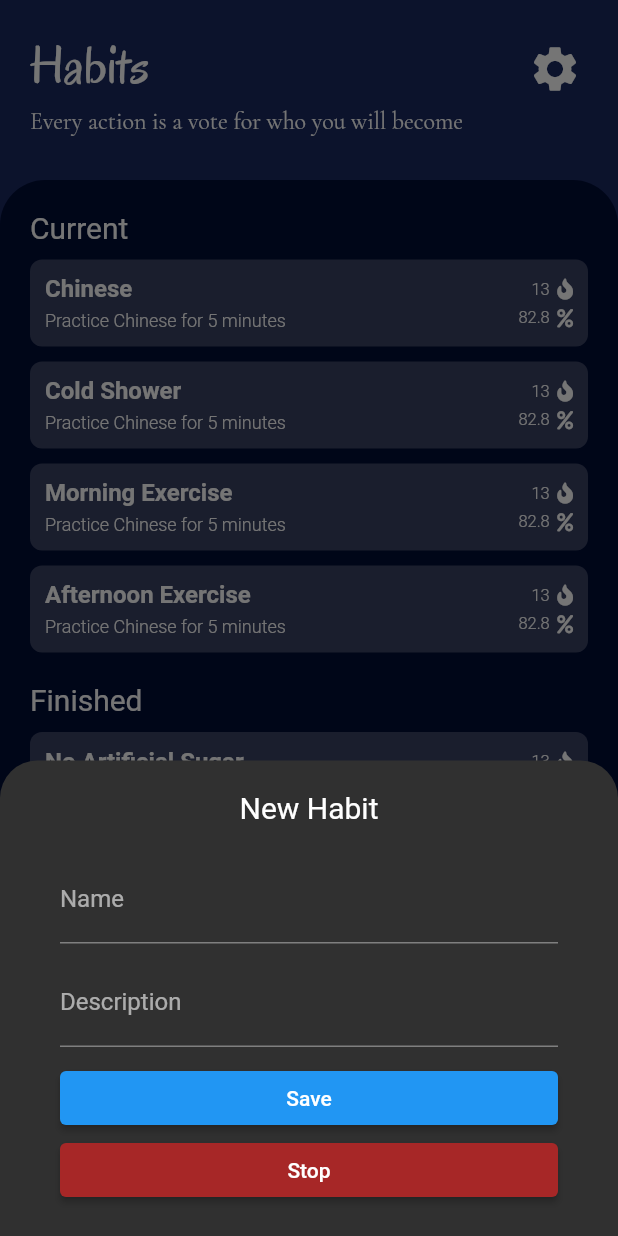
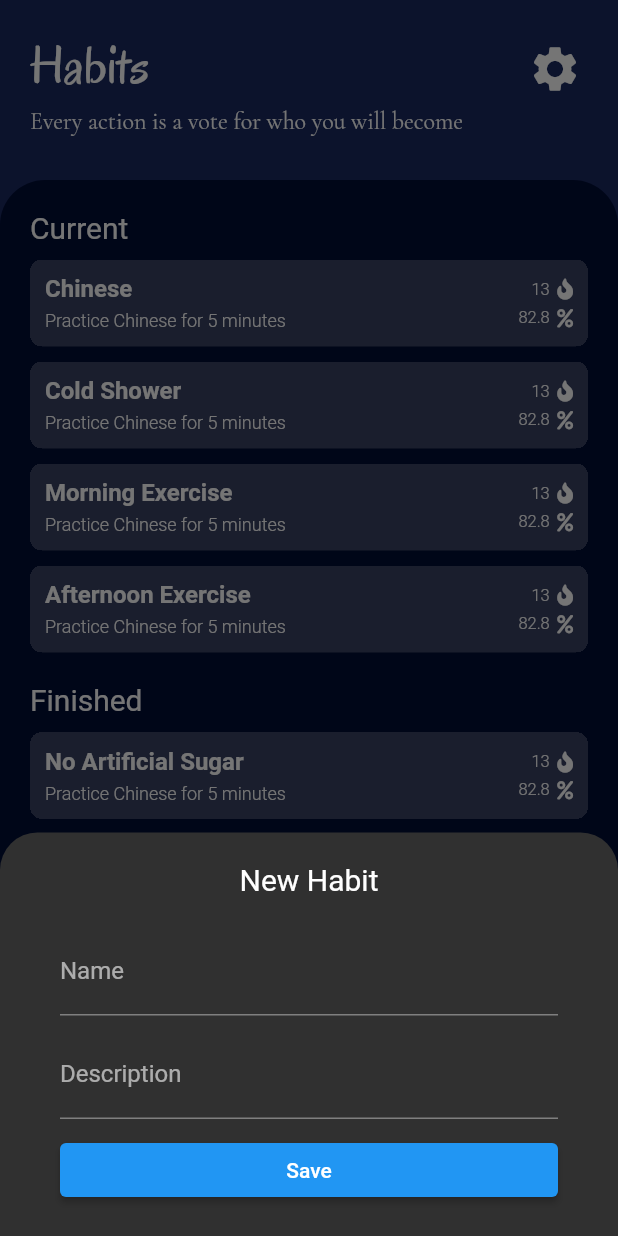
Before and after one commit to shen-kit/bujoApp, a Flutter app: the screen it shows after launch, item 3 of the bottom bar chosen, after a tap on the "add" icon, on a phone screen of 412 x 824 dp. Run offline on Flutter 3.47's test engine with Material 2 defaults, Android fonts, the phone set to English and light mode, and no system bars; drawn by our look-alikes of flutter_slidable; our stand-ins replace font_awesome_flutter, google_fonts; Roboto replaces fonts that are missing (Handlee).

Commit message:
Swipe Cards
Daily events, daily to-do, calendar, and habits page swipe cards for options (delete/migrate/stop).

Formatted date in calendar/daily events bottom pop up

```diff
--- a/bujo/lib/screens/logged_in/calendar.dart
+++ b/bujo/lib/screens/logged_in/calendar.dart
@@ -4,7 +4,9 @@ import 'package:bujo/shared/event.dart';
 import 'package:flutter/material.dart';
 
 import 'package:bujo/shared/screen_base.dart';
+import 'package:flutter_slidable/flutter_slidable.dart';
 import 'package:font_awesome_flutter/font_awesome_flutter.dart';
+import 'package:intl/intl.dart';
 
 class Calendar extends StatefulWidget {
   const Calendar({Key? key}) : super(key: key);
@@ -40,11 +42,21 @@ class _CalendarState extends State<Calendar> {
             lastDate: DateTime(2500),
           );
 
-      String date = (event != null)
-          ? '${event.date.date}/${event.date.month}/${event.date.year}'
-          : 'Choose Date';
-      EventTime startTime = (event != null) ? event.startTime : EventTime(0, 0);
-      EventTime endTime = (event != null) ? event.endTime : EventTime(0, 0);
+      String date;
+      EventTime startTime;
+      EventTime endTime;
+
+      if (event != null) {
+        DateTime dateTimeDate =
+            DateTime(event.date.year, event.date.month, event.date.date);
+        date = DateFormat('EEE, d MMM y').format(dateTimeDate);
+        startTime = event.startTime;
+        endTime = event.endTime;
+      } else {
+        date = 'Choose Date';
+        startTime = EventTime(0, 0);
+        endTime = EventTime(0, 0);
+      }
 
       showBottomEditBar(
         context,
@@ -248,15 +260,29 @@ class EventCard extends StatelessWidget {
 
   @override
   Widget build(BuildContext context) {
-    return Padding(
-      padding: const EdgeInsets.only(top: 10),
+    return Container(
+      margin: const EdgeInsets.only(top: 10),
+      decoration: BoxDecoration(borderRadius: BorderRadius.circular(8)),
+      width: double.infinity,
+      clipBehavior: Clip.hardEdge,
+      child: Slidable(
+        key: UniqueKey(),
+        endActionPane: ActionPane(
+          motion: const ScrollMotion(),
+          extentRatio: 0.2,
+          children: [
+            SlidableAction(
+              icon: Icons.delete,
+              backgroundColor: Colors.red,
+              onPressed: (context) {},
+            ),
+          ],
+        ),
         child: TextButton(
           onPressed: () {},
           onLongPress: () => showEditPanel(event: event),
           style: TextButton.styleFrom(
-          shape: RoundedRectangleBorder(
-            borderRadius: BorderRadius.circular(8),
-          ),
+            shape: const RoundedRectangleBorder(), // set border radius = 0
             padding: const EdgeInsets.symmetric(horizontal: 10, vertical: 10),
             backgroundColor: const Color(0x38ffffff),
             primary: Colors.white,
@@ -321,6 +347,7 @@ class EventCard extends StatelessWidget {
             ],
           ),
         ),
+      ),
     );
   }
 }
--- a/bujo/lib/screens/logged_in/daily_planner/daily_todo.dart
+++ b/bujo/lib/screens/logged_in/daily_planner/daily_todo.dart
@@ -1,6 +1,8 @@
 import 'package:bujo/shared/bottom_bar.dart';
 import 'package:bujo/shared/constants.dart';
 import 'package:flutter/material.dart';
+import 'package:flutter_slidable/flutter_slidable.dart';
+import 'package:font_awesome_flutter/font_awesome_flutter.dart';
 
 class DailyTodo extends StatefulWidget {
   const DailyTodo({Key? key}) : super(key: key);
@@ -96,20 +98,48 @@ class TodoCard extends StatelessWidget {
 
   @override
   Widget build(BuildContext context) {
-    return TextButton(
+    return Container(
+      decoration: BoxDecoration(borderRadius: BorderRadius.circular(8)),
+      width: double.infinity,
+      height: 45,
+      clipBehavior: Clip.hardEdge,
+      child: Slidable(
+        key: UniqueKey(),
+        startActionPane: ActionPane(
+          motion: const ScrollMotion(),
+          extentRatio: 0.2,
+          children: [
+            SlidableAction(
+              icon: Icons.forward,
+              backgroundColor: Colors.green,
+              onPressed: (context) {},
+            ),
+          ],
+        ),
+        endActionPane: ActionPane(
+          motion: const ScrollMotion(),
+          extentRatio: 0.2,
+          children: [
+            SlidableAction(
+              icon: Icons.delete,
+              backgroundColor: Colors.red,
+              onPressed: (context) {},
+            ),
+          ],
+        ),
+        child: TextButton(
           onPressed: () => toggleDone(),
           onLongPress: () => showEditPanel(name: todo),
           style: TextButton.styleFrom(
-        shape: RoundedRectangleBorder(
-          borderRadius: BorderRadius.circular(8),
-        ),
             padding: const EdgeInsets.symmetric(horizontal: 10, vertical: 10),
             backgroundColor:
                 done ? const Color(0x30ffffff) : const Color(0x38ffffff),
             primary: done ? const Color(0x30ffffff) : Colors.white,
+            shape: const RoundedRectangleBorder(), // set border radius = 0
           ),
           child: AbsorbPointer(
             child: Row(
+              crossAxisAlignment: CrossAxisAlignment.center,
               children: [
                 SizedBox(
                   height: 30,
@@ -147,10 +177,7 @@ class TodoCard extends StatelessWidget {
                   ),
                 ),
                 const SizedBox(width: 10),
-            Expanded(
-              child: Padding(
-                padding: const EdgeInsets.symmetric(vertical: 5),
-                child: Text(
+                Text(
                   todo,
                   style: TextStyle(
                     fontSize: 16,
@@ -159,9 +186,9 @@ class TodoCard extends StatelessWidget {
                   overflow: TextOverflow.ellipsis,
                   maxLines: 3,
                 ),
+              ],
             ),
           ),
-          ],
         ),
       ),
     );
--- a/bujo/lib/screens/logged_in/habits.dart
+++ b/bujo/lib/screens/logged_in/habits.dart
@@ -4,6 +4,7 @@ import 'package:bujo/shared/habit.dart';
 import 'package:flutter/material.dart';
 
 import 'package:bujo/shared/screen_base.dart';
+import 'package:flutter_slidable/flutter_slidable.dart';
 import 'package:font_awesome_flutter/font_awesome_flutter.dart';
 
 class Habits extends StatefulWidget {
@@ -21,8 +22,6 @@ class _HabitsState extends State<Habits> {
           TextEditingController(text: habit != null ? habit.name : '');
       TextEditingController habitDescriptionController =
           TextEditingController(text: habit != null ? habit.description : '');
-
-      bool habitFinished = habit == null ? false : habit.endDate != null;
 
       showBottomEditBar(
         context,
@@ -59,32 +58,6 @@ class _HabitsState extends State<Habits> {
                     Navigator.pop(context);
                   },
                   child: const Text('Save'),
-                ),
-              ),
-              habitFinished
-                  ? SizedBox(
-                      width: double.infinity,
-                      child: ElevatedButton.icon(
-                        onPressed: () {
-                          Navigator.pop(context);
-                        },
-                        label: const Text('Delete'),
-                        icon: const Icon(Icons.delete),
-                        style: ElevatedButton.styleFrom(
-                          primary: const Color(0xffA72727),
-                        ),
-                      ),
-                    )
-                  : SizedBox(
-                      width: double.infinity,
-                      child: ElevatedButton(
-                        onPressed: () {
-                          Navigator.pop(context);
-                        },
-                        child: const Text('Stop'),
-                        style: ElevatedButton.styleFrom(
-                          primary: const Color(0xffA72727),
-                        ),
                 ),
               ),
             ],
@@ -204,15 +177,35 @@ class HabitCard extends StatelessWidget {
 
   @override
   Widget build(BuildContext context) {
-    return Padding(
-      padding: const EdgeInsets.only(top: 10),
+    return Container(
+      margin: const EdgeInsets.only(top: 10),
+      decoration: BoxDecoration(borderRadius: BorderRadius.circular(8)),
+      width: double.infinity,
+      clipBehavior: Clip.hardEdge,
+      child: Slidable(
+        key: UniqueKey(),
+        endActionPane: ActionPane(
+          motion: const ScrollMotion(),
+          extentRatio: 0.2,
+          children: [
+            habit.endDate != null
+                ? SlidableAction(
+                    icon: Icons.delete,
+                    backgroundColor: Colors.red,
+                    onPressed: (context) {},
+                  )
+                : SlidableAction(
+                    icon: Icons.flag_rounded,
+                    backgroundColor: Colors.red,
+                    onPressed: (context) {},
+                  )
+          ],
+        ),
         child: TextButton(
           onPressed: () {},
           onLongPress: () => showEditPanel(habit),
           style: TextButton.styleFrom(
-          shape: RoundedRectangleBorder(
-            borderRadius: BorderRadius.circular(8),
-          ),
+            shape: const RoundedRectangleBorder(), // set border radius = 0
             padding: const EdgeInsets.symmetric(horizontal: 10, vertical: 10),
             backgroundColor: const Color(0x38ffffff),
             primary: Colors.white,
@@ -288,6 +281,7 @@ class HabitCard extends StatelessWidget {
             ],
           ),
         ),
+      ),
     );
   }
 }
--- a/bujo/pubspec.yaml
+++ b/bujo/pubspec.yaml
@@ -32,6 +32,8 @@ dependencies:
 
   font_awesome_flutter:
   google_fonts: ^2.1.0
+  intl: ^0.17.0
+  flutter_slidable: ^1.1.0
 
 
   # The following adds the Cupertino Icons font to your application.
```
Also changed, not shown: bujo/lib/screens/logged_in/daily_planner/daily_events.dart (+39 -10 lines), bujo/pubspec.lock. Lines whose indentation alone changed are shown as unchanged.
